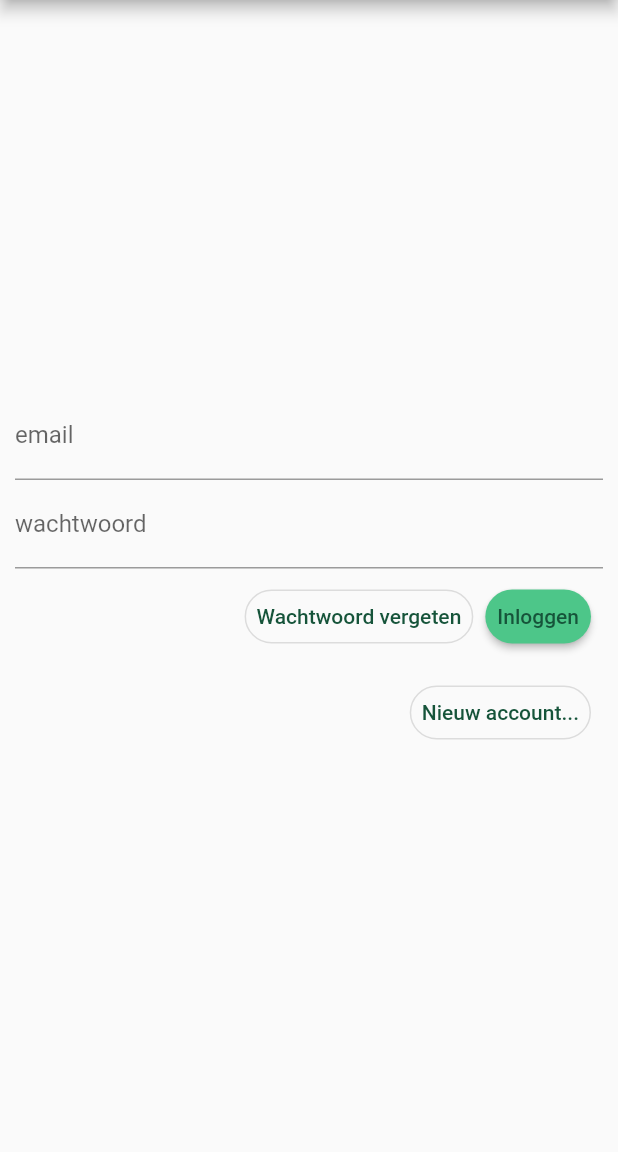
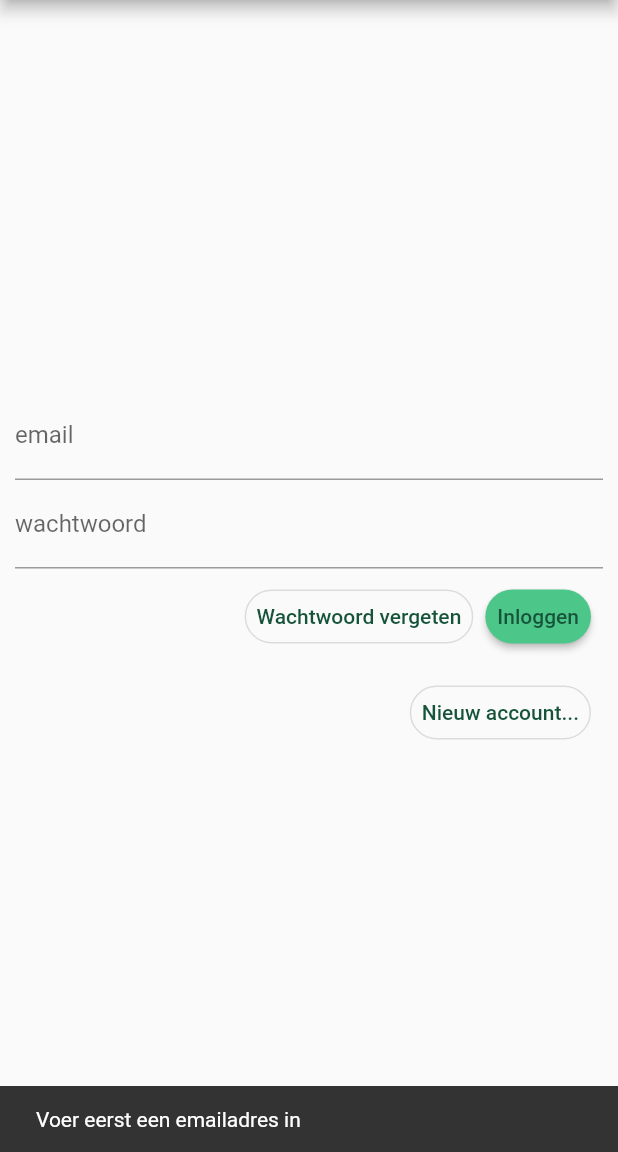
Before and after one commit to spijkercenter/andreas, a Flutter app: the screen it shows after launch, after a tap on "Inloggen", on a phone screen of 412 x 824 dp, the part 84-1236 px from its top. Run offline on Flutter 3.47's test engine with Material 2 defaults, Android fonts, the light colour scheme and no system bars; our stand-ins replace firebase_auth, flutter_svg; missing offline and left inert: firebase_auth_web, firebase_core_web; accounts and stored records are empty.

Commit message:
added some snackbars for authentication

```diff
--- a/lib/views/elements.dart
+++ b/lib/views/elements.dart
@@ -24,3 +24,8 @@
       color: primaryColor,
       shape: StadiumBorder(),
     );
+
+showSnackbar(BuildContext context, String text) =>
+    Scaffold.of(context).showSnackBar(SnackBar(
+      content: Text(text),
+    ));
--- a/lib/views/hub.dart
+++ b/lib/views/hub.dart
@@ -17,7 +17,7 @@ class _HubState extends State<Hub> {
   _HubState(this.user);
 
   @override
-  Widget build(BuildContext context) => scaffold(
+  Widget build(BuildContext context) => scaffold((context)=>
         Column(
           children: <Widget>[
             Text(user.email),
--- a/lib/views/login.dart
+++ b/lib/views/login.dart
@@ -16,8 +16,8 @@ class _LoginState extends State<Login> {
   final passwordController = TextEditingController();
 
   @override
-  Widget build(BuildContext context) => scaffold(
-        Column(
+  Widget build(BuildContext _) => scaffold(
+        (context) => Column(
           mainAxisAlignment: MainAxisAlignment.center,
           children: <Widget>[
             TextField(
@@ -36,7 +36,7 @@ class _LoginState extends State<Login> {
             ButtonBar(
               children: <Widget>[
                 button("Wachtwoord vergeten",
-                    () => _handleForgotPassword(emailController.text)),
+                    () => _handleForgotPassword(context, emailController.text)),
                 mainButton(
                     "Inloggen",
                     () async => _handleLogin(context, emailController.text,
@@ -48,7 +48,7 @@ class _LoginState extends State<Login> {
                 button(
                   "Nieuw account...",
                   () => _handleCreateAccount(
-                      emailController.text, passwordController.text),
+                      context, emailController.text, passwordController.text),
                 ),
               ],
             )
@@ -64,21 +64,51 @@ class _LoginState extends State<Login> {
   }
 }
 
-void _handleCreateAccount(String email, String password) async {
-  AuthResult result = await _auth.createUserWithEmailAndPassword(
-      email: email, password: password);
-  result.user.sendEmailVerification();
+bool _require(BuildContext context, String itemName, String item) {
+  if (item == null || item.isEmpty) {
+    showSnackbar(context, "Voer eerst een " + itemName + " in");
+    return false;
+  }
+  return true;
 }
 
-void _handleForgotPassword(String email) =>
+bool _requireEmail(BuildContext context, String email) =>
+    _require(context, "emailadres", email);
+
+bool _requirePassword(BuildContext context, String password) =>
+    _require(context, "wachtwoord", password);
+
+void _handleCreateAccount(
+    BuildContext context, String email, String password) async {
+  if (_requireEmail(context, email) && _requirePassword(context, password)) {
+    AuthResult result = await _auth.createUserWithEmailAndPassword(
+        email: email, password: password);
+    result.user.sendEmailVerification();
+    showSnackbar(
+        context, "Account aangemaakt, bevestig je email alvorens in te loggen");
+  }
+}
+
+void _handleForgotPassword(BuildContext context, String email) {
+  if (_requireEmail(context, email)) {
     _auth.sendPasswordResetEmail(email: email);
+    showSnackbar(context, "Wachtwoordherstel gemaild");
+  }
+}
 
 void _handleLogin(BuildContext context, String email, String password) async {
-  // TODO add wrong email/password notification
-  final FirebaseUser user =
-      (await _auth.signInWithEmailAndPassword(email: email, password: password))
-          .user;
-  if (user != null && user.isEmailVerified) {
-    Navigator.push(context, MaterialPageRoute(builder: (context) => Hub(user)));
+  if (_requireEmail(context, email) && _requirePassword(context, password)) {
+    final FirebaseUser user = (await _auth.signInWithEmailAndPassword(
+            email: email, password: password))
+        .user;
+    if (user != null && user.isEmailVerified) {
+      Navigator.push(
+          context, MaterialPageRoute(builder: (context) => Hub(user)));
+    } else {
+      showSnackbar(
+          context,
+          "Deze gebruiker is onbekend of nog niet bevestigd\n"
+          "Emailbevesting opnieuw sturen?");
+    }
   }
 }
--- a/lib/views/scaffold.dart
+++ b/lib/views/scaffold.dart
@@ -4,7 +4,7 @@ import 'package:flutter_svg/flutter_svg.dart';
 
 const _contentSize = 48.0;
 
-Scaffold scaffold(Widget body) {
+Scaffold scaffold(Function(BuildContext) bodyBuilder) {
   return new Scaffold(
     appBar: AppBar(
       title: Row(
@@ -27,7 +27,9 @@ Scaffold scaffold(Widget body) {
     ),
     body: Padding(
       padding: const EdgeInsets.all(10.0),
-      child: body,
+      child: Builder(
+        builder: (context) => bodyBuilder(context),
+      )
     ),
   );
 }
```
